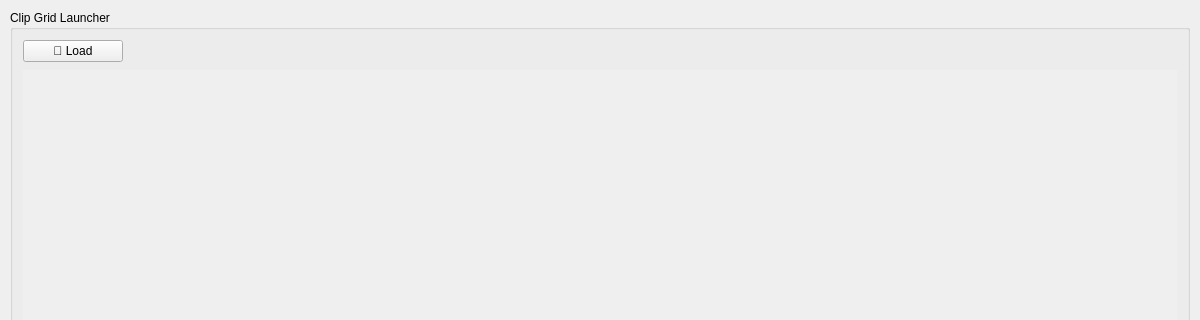
Kalana-Pankaja/Prism, file forms/MainWindow.ui: the form before one commit; both pictures show x 0 to 1200 and y 0 to 320 of the 1200 by 1000 pixel window.
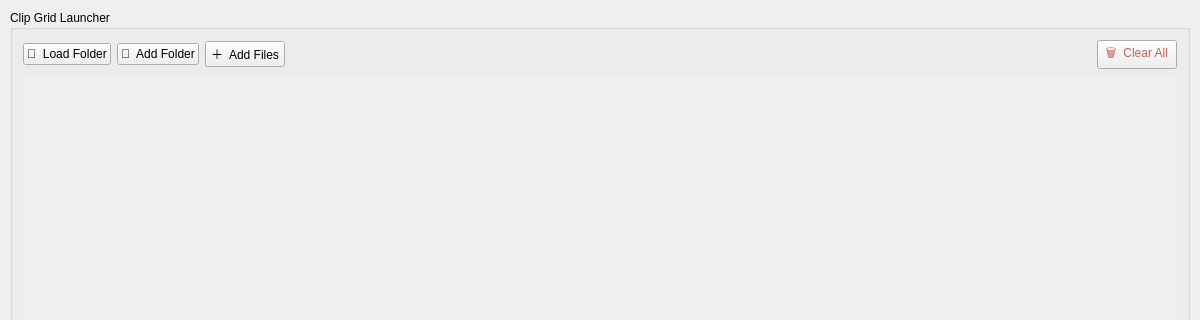
The form after the commit.

Commit message: feat: clip editor (trim/crop/overlays) + dynamic media import grid

Patch:
```diff
--- a/forms/MainWindow.ui
+++ b/forms/MainWindow.ui
@@ -58,16 +58,45 @@
         <number>10</number>
        </property>
        <item>
-        <widget class="QPushButton" name="loadFolderBtn">
-         <property name="maximumSize">
-          <size>
-           <width>100</width>
-           <height>16777215</height>
-          </size>
-         </property>
-         <property name="text">
-          <string>📁 Load</string>
-         </property>
+        <widget class="QWidget" name="mediaToolbar" native="true">
+         <layout class="QHBoxLayout" name="mediaToolbarLayout">
+          <property name="spacing"><number>6</number></property>
+          <property name="leftMargin"><number>0</number></property>
+          <property name="topMargin"><number>0</number></property>
+          <property name="rightMargin"><number>0</number></property>
+          <property name="bottomMargin"><number>0</number></property>
+          <item>
+           <widget class="QPushButton" name="loadFolderBtn">
+            <property name="text"><string>📁  Load Folder</string></property>
+            <property name="toolTip"><string>Load a folder — replaces current clips</string></property>
+           </widget>
+          </item>
+          <item>
+           <widget class="QPushButton" name="addFolderBtn">
+            <property name="text"><string>📂  Add Folder</string></property>
+            <property name="toolTip"><string>Append another folder's clips without replacing the current ones</string></property>
+           </widget>
+          </item>
+          <item>
+           <widget class="QPushButton" name="addFilesBtn">
+            <property name="text"><string>＋  Add Files</string></property>
+            <property name="toolTip"><string>Pick individual media files to add to the grid</string></property>
+           </widget>
+          </item>
+          <item>
+           <spacer>
+            <property name="orientation"><enum>Qt::Horizontal</enum></property>
+            <property name="sizeHint" stdset="0"><size><width>40</width><height>20</height></size></property>
+           </spacer>
+          </item>
+          <item>
+           <widget class="QPushButton" name="clearAllBtn">
+            <property name="text"><string>🗑  Clear All</string></property>
+            <property name="toolTip"><string>Remove all clips from the grid</string></property>
+            <property name="styleSheet"><string notr="true">QPushButton { color: #c06060; } QPushButton:hover { color: #e07070; }</string></property>
+           </widget>
+          </item>
+         </layout>
         </widget>
        </item>
        <item>
```
The commit also changes 18 other files.
